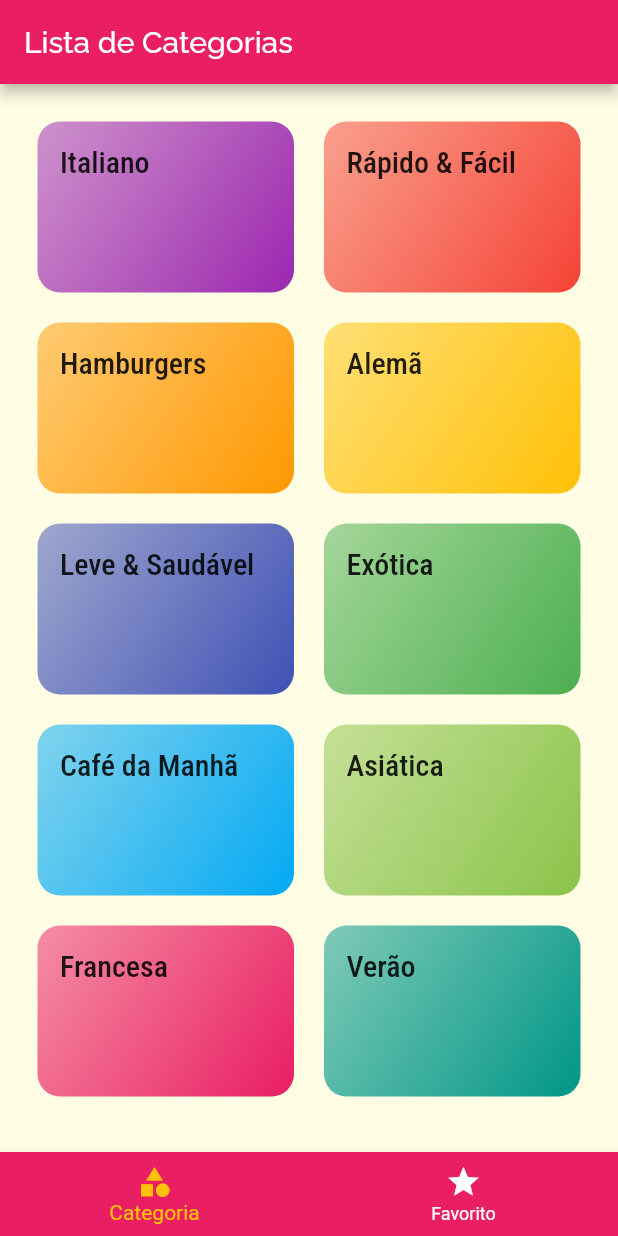
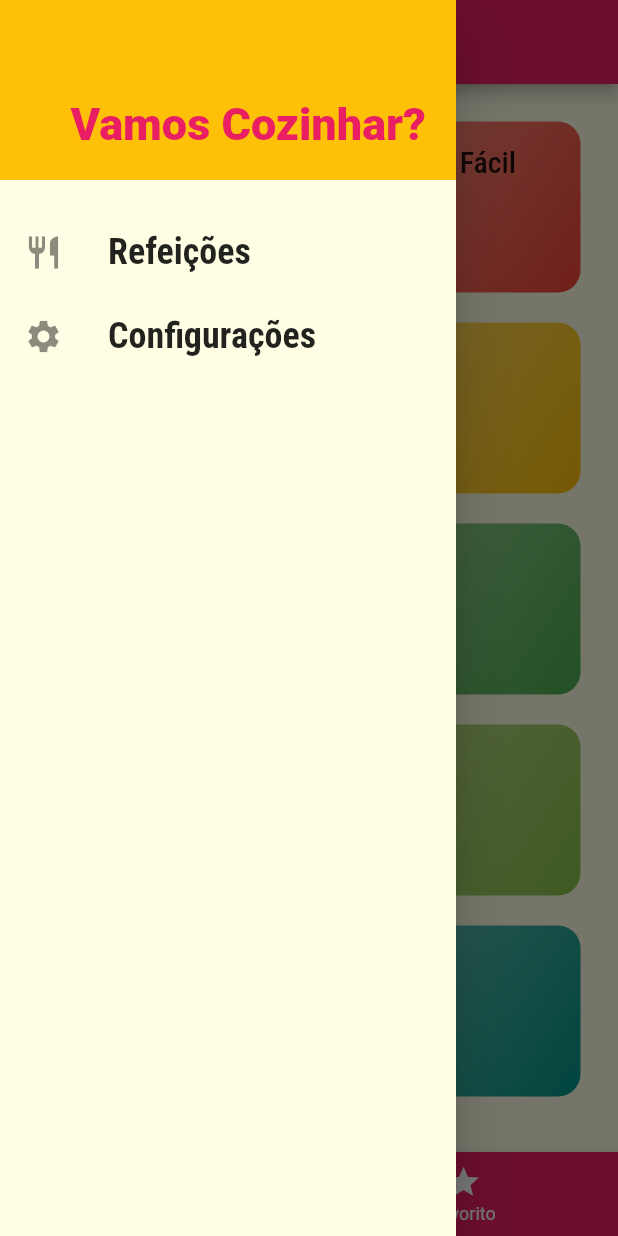
Before and after one commit to Rodrigoo-Oliveira/AppRefeicoes, a Flutter app: the screen it shows after launch, with the side drawer open (before the commit the screen has no drawer), on a phone screen of 412 x 824 dp. Run offline on Flutter 3.47's test engine with Material 2 defaults, Android fonts, the phone set to English and light mode, and no system bars.

Commit message:
Componentes Personalizados

```diff
--- /dev/null
+++ b/lib/components/main_drawer.dart
@@ -0,0 +1,50 @@
+import 'package:flutter/material.dart';
+
+class MainDrawer extends StatelessWidget {
+
+  Widget _createItem(IconData icon, String label) {
+    return ListTile(
+      leading: Icon(
+        icon,
+        size: 26,
+      ),
+      title: Text(
+        label,
+        style: TextStyle(
+          fontFamily: 'RobotoCondensed',
+          fontSize: 24,
+          fontWeight: FontWeight.bold,
+        ),
+      ),
+      onTap: () {},
+    );
+  }
+
+  @override
+  Widget build(BuildContext context) {
+    return Drawer(
+      child: Column(
+        children: <Widget>[
+          Container(
+            height: 120,
+            width: double.infinity,
+            padding: EdgeInsets.all(20),
+            color: Theme.of(context).accentColor,
+            alignment: Alignment.bottomRight,
+            child: Text(
+              'Vamos Cozinhar?',
+              style: TextStyle(
+                fontWeight: FontWeight.w900,
+                fontSize: 30,
+                color: Theme.of(context).primaryColor,
+              ),
+            ),
+          ),
+          SizedBox(height: 20),
+          _createItem(Icons.restaurant, 'Refeições'),
+          _createItem(Icons.settings, 'Configurações'),
+        ],
+      ),
+    );
+  }
+}
--- a/lib/screens/categories_meals_screen.dart
+++ b/lib/screens/categories_meals_screen.dart
@@ -1,6 +1,6 @@
 import 'package:flutter/material.dart';
 
-import '../componentes/meal_item.dart';
+import '../components/meal_item.dart';
 import '../models/category.dart';
 import '../data/dummy_data.dart';
 
--- a/lib/screens/categories_screen.dart
+++ b/lib/screens/categories_screen.dart
@@ -1,6 +1,6 @@
 import 'package:flutter/material.dart';
 
-import '../componentes/category_item.dart';
+import '../components/category_item.dart';
 import '../data/dummy_data.dart';
 
 class CategoriesScreen extends StatelessWidget {
--- a/lib/screens/tabs_screen.dart
+++ b/lib/screens/tabs_screen.dart
@@ -1,9 +1,8 @@
 import 'package:flutter/material.dart';
 import 'package:meals/screens/categories_screen.dart';
-
 import 'categories_meals_screen.dart';
-
 import 'favorite_screen.dart';
+import '../components/main_drawer.dart';
 
 
 class TabsScreen extends StatefulWidget {
@@ -33,6 +32,7 @@ class _TabsScreenState extends State<TabsScreen> {
           _screens [_selectScreenIndex] ['title'],
         ),
       ),
+      drawer: MainDrawer(),
       body: _screens [_selectScreenIndex] ['screen'],
       bottomNavigationBar: BottomNavigationBar(
         onTap: _selectScreen,
```
Also changed, not shown: lib/components/category_item.dart (renamed from lib/componentes/category_item.dart), lib/components/meal_item.dart (renamed from lib/componentes/meal_item.dart).
